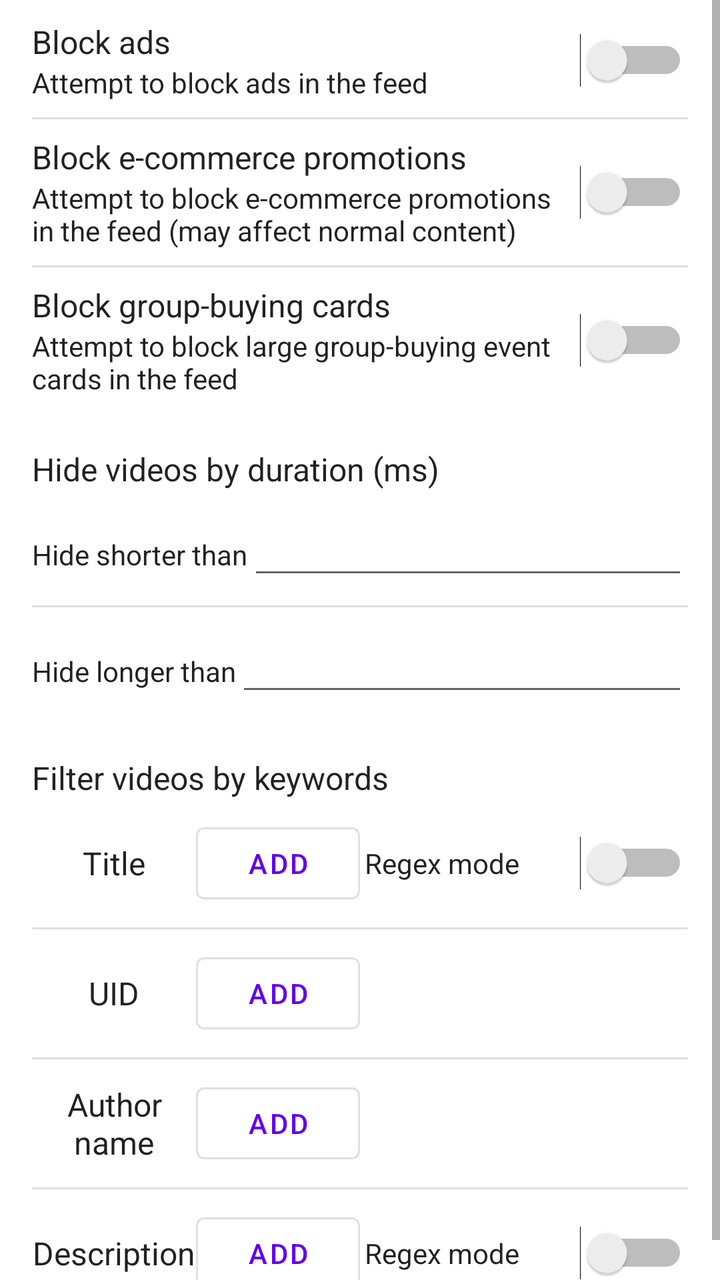
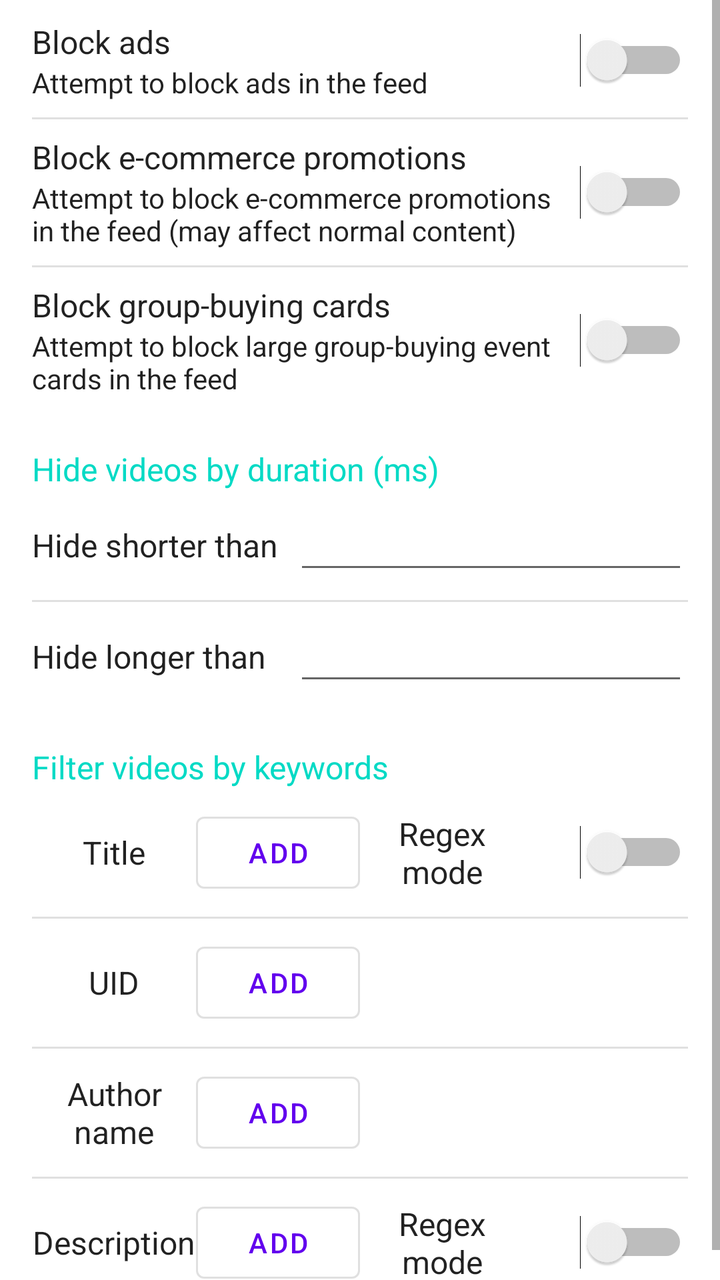

Before-and-after screenshots of an Android layout around one commit, followed by the original layout XML and the change that was made.
<!-- AndroidManifest.xml: application theme Theme.DouyinEnhancer -->
<!-- res/layout/recommended_feed_filter_dialog.xml -->
<?xml version="1.0" encoding="utf-8"?>
<ScrollView xmlns:android="http://schemas.android.com/apk/res/android"
    android:layout_width="match_parent"
    android:layout_height="match_parent">

    <LinearLayout
        android:layout_width="match_parent"
        android:layout_height="wrap_content"
        android:orientation="vertical"
        android:paddingStart="16dp"
        android:paddingEnd="16dp"
        android:paddingTop="10dp"
        android:paddingBottom="10dp">

        <LinearLayout
            android:layout_width="match_parent"
            android:layout_height="wrap_content"
            android:orientation="horizontal"
            android:background="?android:attr/selectableItemBackground"
            android:gravity="center_vertical">

            <LinearLayout
                android:layout_width="0dp"
                android:layout_height="wrap_content"
                android:layout_weight="1"
                android:orientation="vertical">

                <TextView
                    android:layout_width="match_parent"
                    android:layout_height="wrap_content"
                    android:text="@string/recommended_feed_filter_block_ad_title"
                    android:textAppearance="?android:attr/textAppearanceListItem" />

                <TextView
                    android:layout_width="match_parent"
                    android:layout_height="wrap_content"
                    android:text="@string/recommended_feed_filter_block_ad_summary"
                    android:textAppearance="?android:attr/textAppearanceListItemSecondary" />
            </LinearLayout>

            <Switch
                android:id="@+id/switch_hide_ad"
                android:layout_width="wrap_content"
                android:layout_height="wrap_content" />
        </LinearLayout>

        <View
            android:layout_width="match_parent"
            android:layout_height="1dp"
            android:layout_marginTop="8dp"
            android:layout_marginBottom="8dp"
            android:background="?android:attr/listDivider" />

        <LinearLayout
            android:layout_width="match_parent"
            android:layout_height="wrap_content"
            android:orientation="horizontal"
            android:background="?android:attr/selectableItemBackground"
            android:gravity="center_vertical">

            <LinearLayout
                android:layout_width="0dp"
                android:layout_height="wrap_content"
                android:layout_weight="1"
                android:orientation="vertical">

                <TextView
                    android:layout_width="match_parent"
                    android:layout_height="wrap_content"
                    android:text="@string/recommended_feed_filter_block_ecom_aweme_title"
                    android:textAppearance="?android:attr/textAppearanceListItem" />

                <TextView
                    android:layout_width="match_parent"
                    android:layout_height="wrap_content"
                    android:text="@string/recommended_feed_filter_block_ecom_aweme_summary"
                    android:textAppearance="?android:attr/textAppearanceListItemSecondary" />
            </LinearLayout>

            <Switch
                android:id="@+id/switch_hide_ecom_aweme"
                android:layout_width="wrap_content"
                android:layout_height="wrap_content" />
        </LinearLayout>

        <View
            android:layout_width="match_parent"
            android:layout_height="1dp"
            android:layout_marginTop="8dp"
            android:layout_marginBottom="8dp"
            android:background="?android:attr/listDivider" />

        <LinearLayout
            android:layout_width="match_parent"
            android:layout_height="wrap_content"
            android:orientation="horizontal"
            android:background="?android:attr/selectableItemBackground"
            android:gravity="center_vertical">

            <LinearLayout
                android:layout_width="0dp"
                android:layout_height="wrap_content"
                android:layout_weight="1"
                android:orientation="vertical">

                <TextView
                    android:layout_width="match_parent"
                    android:layout_height="wrap_content"
                    android:text="@string/recommended_feed_filter_block_groupon_large_card_title"
                    android:textAppearance="?android:attr/textAppearanceListItem" />

                <TextView
                    android:layout_width="match_parent"
                    android:layout_height="wrap_content"
                    android:text="@string/recommended_feed_filter_block_groupon_large_card_summary"
                    android:textAppearance="?android:attr/textAppearanceListItemSecondary" />
            </LinearLayout>

            <Switch
                android:id="@+id/switch_hide_groupon_large_card"
                android:layout_width="wrap_content"
                android:layout_height="wrap_content" />
        </LinearLayout>

        <View
            android:layout_width="match_parent"
            android:layout_height="1dp"
            android:layout_marginTop="8dp"
            android:layout_marginBottom="8dp" />

        <TextView
            android:layout_width="match_parent"
            android:layout_height="wrap_content"
            android:text="@string/recommended_feed_filter_hide_by_duration_title"
            android:textAppearance="?android:attr/textAppearanceListItem"
            android:layout_marginTop="8dp"
            android:layout_marginBottom="8dp" />

        <LinearLayout
            android:layout_width="match_parent"
            android:layout_height="match_parent"
            android:orientation="horizontal"
            android:background="?android:attr/selectableItemBackground">

            <TextView
                android:layout_width="wrap_content"
                android:layout_height="wrap_content"
                android:text="@string/recommended_feed_filter_hide_by_short_duration"
                android:textAppearance="?android:attr/textAppearanceListItemSecondary" />

            <EditText
                android:id="@+id/edit_short_duration"
                android:layout_width="match_parent"
                android:layout_height="wrap_content"
                android:inputType="number" />
        </LinearLayout>

        <View
            android:layout_width="match_parent"
            android:layout_height="1dp"
            android:layout_marginTop="8dp"
            android:layout_marginBottom="8dp"
            android:background="?android:attr/listDivider" />

        <LinearLayout
            android:layout_width="match_parent"
            android:layout_height="match_parent"
            android:orientation="horizontal"
            android:background="?android:attr/selectableItemBackground">

            <TextView
                android:layout_width="wrap_content"
                android:layout_height="wrap_content"
                android:text="@string/recommended_feed_filter_hide_by_long_duration"
                android:textAppearance="?android:attr/textAppearanceListItemSecondary" />

            <EditText
                android:id="@+id/edit_long_duration"
                android:layout_width="match_parent"
                android:layout_height="wrap_content"
                android:inputType="number" />
        </LinearLayout>

        <View
            android:layout_width="match_parent"
            android:layout_height="1dp"
            android:layout_marginTop="8dp"
            android:layout_marginBottom="8dp" />

        <TextView
            android:layout_width="match_parent"
            android:layout_height="wrap_content"
            android:text="@string/recommended_feed_filter_keywords_title"
            android:textAppearance="?android:attr/textAppearanceListItem"
            android:layout_marginTop="8dp"
            android:layout_marginBottom="8dp" />

        <LinearLayout
            android:layout_width="match_parent"
            android:layout_height="wrap_content"
            android:orientation="vertical">

            <LinearLayout
                android:layout_width="match_parent"
                android:layout_height="wrap_content"
                android:orientation="horizontal"
                android:gravity="center_vertical"
                android:background="?android:attr/selectableItemBackground">

                <TextView
                    android:layout_width="0dp"
                    android:layout_height="wrap_content"
                    android:layout_weight="1"
                    android:gravity="center"
                    android:text="@string/recommended_feed_filter_group_title"
                    android:textAppearance="?android:attr/textAppearanceListItem" />

                <Button
                    android:id="@+id/btn_add_title"
                    android:layout_width="0dp"
                    android:layout_height="wrap_content"
                    android:layout_weight="1"
                    android:text="@string/add"
                    style="?attr/materialButtonOutlinedStyle" />

                <TextView
                    android:layout_width="0dp"
                    android:layout_height="wrap_content"
                    android:layout_weight="1"
                    android:gravity="center"
                    android:text="@string/regex_mode"
                    android:textAppearance="?android:attr/textAppearanceListItemSecondary" />

                <Switch
                    android:id="@+id/switch_title_regex"
                    android:layout_width="0dp"
                    android:layout_height="wrap_content"
                    android:layout_weight="1"
                    android:gravity="center" />
            </LinearLayout>

            <LinearLayout
                android:id="@+id/group_aweme_title"
                android:layout_width="match_parent"
                android:layout_height="wrap_content"
                android:orientation="vertical" />
        </LinearLayout>

        <View
            android:layout_width="match_parent"
            android:layout_height="1dp"
            android:layout_marginTop="8dp"
            android:layout_marginBottom="8dp"
            android:background="?android:attr/listDivider" />

        <LinearLayout
            android:layout_width="match_parent"
            android:layout_height="wrap_content"
            android:orientation="vertical">

            <LinearLayout
                android:layout_width="match_parent"
                android:layout_height="wrap_content"
                android:background="?android:attr/selectableItemBackground"
                android:gravity="center_vertical"
                android:orientation="horizontal">

                <TextView
                    android:layout_width="0dp"
                    android:layout_height="wrap_content"
                    android:layout_weight="1"
                    android:gravity="center"
                    android:text="@string/recommended_feed_filter_group_uid"
                    android:textAppearance="?android:attr/textAppearanceListItem" />

                <Button
                    android:id="@+id/btn_add_uid"
                    android:layout_width="0dp"
                    android:layout_height="wrap_content"
                    android:layout_weight="1"
                    android:text="@string/add"
                    style="?attr/materialButtonOutlinedStyle" />

                <View
                    android:layout_width="0dp"
                    android:layout_height="0dp"
                    android:layout_weight="2" />
            </LinearLayout>

            <LinearLayout
                android:id="@+id/group_author_uid"
                android:layout_width="match_parent"
                android:layout_height="wrap_content"
                android:orientation="vertical" />
        </LinearLayout>

        <View
            android:layout_width="match_parent"
            android:layout_height="1dp"
            android:layout_marginTop="8dp"
            android:layout_marginBottom="8dp"
            android:background="?android:attr/listDivider" />

        <LinearLayout
            android:layout_width="match_parent"
            android:layout_height="wrap_content"
            android:orientation="vertical">

            <LinearLayout
                android:layout_width="match_parent"
                android:layout_height="wrap_content"
                android:orientation="horizontal"
                android:gravity="center_vertical"
                android:background="?android:attr/selectableItemBackground">

                <TextView
                    android:layout_width="0dp"
                    android:layout_height="wrap_content"
                    android:layout_weight="1"
                    android:gravity="center"
                    android:text="@string/recommended_feed_filter_group_author_nickname"
                    android:textAppearance="?android:attr/textAppearanceListItem" />

                <Button
                    android:id="@+id/btn_add_author_nickname"
                    android:layout_width="0dp"
                    android:layout_height="wrap_content"
                    android:layout_weight="1"
                    android:text="@string/add"
                    style="?attr/materialButtonOutlinedStyle" />

                <View
                    android:layout_width="0dp"
                    android:layout_height="0dp"
                    android:layout_weight="2" />
            </LinearLayout>

            <LinearLayout
                android:id="@+id/group_author_nickname"
                android:layout_width="match_parent"
                android:layout_height="wrap_content"
                android:orientation="vertical" />
        </LinearLayout>

        <View
            android:layout_width="match_parent"
            android:layout_height="1dp"
            android:layout_marginTop="8dp"
            android:layout_marginBottom="8dp"
            android:background="?android:attr/listDivider" />

        <LinearLayout
            android:layout_width="match_parent"
            android:layout_height="wrap_content"
            android:orientation="vertical">

            <LinearLayout
                android:layout_width="match_parent"
                android:layout_height="wrap_content"
                android:orientation="horizontal"
                android:gravity="center_vertical"
                android:background="?android:attr/selectableItemBackground">

                <TextView
                    android:layout_width="0dp"
                    android:layout_height="wrap_content"
                    android:layout_weight="1"
                    android:gravity="center"
                    android:text="@string/recommended_feed_filter_group_desc"
                    android:textAppearance="?android:attr/textAppearanceListItem" />

                <Button
                    android:id="@+id/btn_add_desc"
                    android:layout_width="0dp"
                    android:layout_height="wrap_content"
                    android:layout_weight="1"
                    android:text="@string/add"
                    style="?attr/materialButtonOutlinedStyle" />

                <TextView
                    android:layout_width="0dp"
                    android:layout_height="wrap_content"
                    android:layout_weight="1"
                    android:gravity="center"
                    android:text="@string/regex_mode"
                    android:textAppearance="?android:attr/textAppearanceListItemSecondary" />

                <Switch
                    android:id="@+id/switch_desc_regex"
                    android:layout_width="0dp"
                    android:layout_height="wrap_content"
                    android:layout_weight="1"
                    android:gravity="center" />
            </LinearLayout>

            <LinearLayout
                android:id="@+id/group_aweme_desc"
                android:layout_width="match_parent"
                android:layout_height="wrap_content"
                android:orientation="vertical" />
        </LinearLayout>

    </LinearLayout>
</ScrollView>
<!-- resources referenced by this layout -->
<resources>
  <string name="add">Add</string>
  <string name="recommended_feed_filter_block_ad_summary">Attempt to block ads in the feed</string>
  <string name="recommended_feed_filter_block_ad_title">Block ads</string>
  <string name="recommended_feed_filter_block_ecom_aweme_summary">Attempt to block e-commerce promotions in the feed (may affect normal content)</string>
  <string name="recommended_feed_filter_block_ecom_aweme_title">Block e-commerce promotions</string>
  <string name="recommended_feed_filter_block_groupon_large_card_summary">Attempt to block large group-buying event cards in the feed</string>
  <string name="recommended_feed_filter_block_groupon_large_card_title">Block group-buying cards</string>
  <string name="recommended_feed_filter_group_author_nickname">Author name</string>
  <string name="recommended_feed_filter_group_desc">Description</string>
  <string name="recommended_feed_filter_group_title">Title</string>
  <string name="recommended_feed_filter_group_uid">UID</string>
  <string name="recommended_feed_filter_hide_by_duration_title">Hide videos by duration (ms)</string>
  <string name="recommended_feed_filter_hide_by_long_duration">Hide longer than</string>
  <string name="recommended_feed_filter_hide_by_short_duration">Hide shorter than</string>
  <string name="recommended_feed_filter_keywords_title">Filter videos by keywords</string>
  <string name="regex_mode">Regex mode</string>
  <style name="Theme.DouyinEnhancer" parent="Theme.MaterialComponents.DayNight.DarkActionBar">
          
          <item name="colorPrimary">@color/purple_500</item>
          <item name="colorPrimaryVariant">@color/purple_700</item>
          <item name="colorOnPrimary">@color/white</item>
          
          <item name="colorSecondary">@color/teal_200</item>
          <item name="colorSecondaryVariant">@color/teal_700</item>
          <item name="colorOnSecondary">@color/black</item>
          
          <item name="android:statusBarColor">?attr/colorPrimaryVariant</item>
          
      </style>
  <color name="purple_500">#FF6200EE</color>
  <color name="purple_700">#FF3700B3</color>
  <color name="white">#FFFFFFFF</color>
  <color name="teal_200">#FF03DAC5</color>
  <color name="teal_700">#FF018786</color>
  <color name="black">#FF000000</color>
</resources>

<!-- the commit's change to res/layout/recommended_feed_filter_dialog.xml (unified diff, before → after) -->
@@ -132,53 +132,62 @@
             android:layout_width="match_parent"
             android:layout_height="wrap_content"
             android:text="@string/recommended_feed_filter_hide_by_duration_title"
-            android:textAppearance="?android:attr/textAppearanceListItem"
+            android:textAppearance="?android:attr/textAppearanceListItemSmall"
+            android:textColor="?android:attr/colorAccent"
             android:layout_marginTop="8dp"
             android:layout_marginBottom="8dp" />
 
         <LinearLayout
             android:layout_width="match_parent"
-            android:layout_height="match_parent"
+            android:layout_height="wrap_content"
             android:orientation="horizontal"
-            android:background="?android:attr/selectableItemBackground">
+            android:background="?android:attr/selectableItemBackground"
+            android:gravity="center_vertical">
 
             <TextView
-                android:layout_width="wrap_content"
-                android:layout_height="wrap_content"
+                android:layout_width="0dp"
+                android:layout_height="wrap_content"
+                android:layout_weight="2"
                 android:text="@string/recommended_feed_filter_hide_by_short_duration"
-                android:textAppearance="?android:attr/textAppearanceListItemSecondary" />
+                android:textAppearance="?android:attr/textAppearanceListItem" />
 
             <EditText
                 android:id="@+id/edit_short_duration"
-                android:layout_width="match_parent"
-                android:layout_height="wrap_content"
-                android:inputType="number" />
-        </LinearLayout>
-
-        <View
-            android:layout_width="match_parent"
-            android:layout_height="1dp"
-            android:layout_marginTop="8dp"
-            android:layout_marginBottom="8dp"
-            android:background="?android:attr/listDivider" />
-
-        <LinearLayout
-            android:layout_width="match_parent"
-            android:layout_height="match_parent"
+                android:layout_width="0dp"
+                android:layout_height="wrap_content"
+                android:layout_weight="3"
+                android:inputType="number"
+                android:textAppearance="?android:attr/textAppearanceListItem" />
+        </LinearLayout>
+
+        <View
+            android:layout_width="match_parent"
+            android:layout_height="1dp"
+            android:layout_marginTop="8dp"
+            android:layout_marginBottom="8dp"
+            android:background="?android:attr/listDivider" />
+
+        <LinearLayout
+            android:layout_width="match_parent"
+            android:layout_height="wrap_content"
             android:orientation="horizontal"
-            android:background="?android:attr/selectableItemBackground">
+            android:background="?android:attr/selectableItemBackground"
+            android:gravity="center_vertical">
 
             <TextView
-                android:layout_width="wrap_content"
-                android:layout_height="wrap_content"
+                android:layout_width="0dp"
+                android:layout_height="wrap_content"
+                android:layout_weight="2"
                 android:text="@string/recommended_feed_filter_hide_by_long_duration"
-                android:textAppearance="?android:attr/textAppearanceListItemSecondary" />
+                android:textAppearance="?android:attr/textAppearanceListItem" />
 
             <EditText
                 android:id="@+id/edit_long_duration"
-                android:layout_width="match_parent"
-                android:layout_height="wrap_content"
-                android:inputType="number" />
+                android:layout_width="0dp"
+                android:layout_height="wrap_content"
+                android:layout_weight="3"
+                android:inputType="number"
+                android:textAppearance="?android:attr/textAppearanceListItem" />
         </LinearLayout>
 
         <View
@@ -191,7 +200,8 @@
             android:layout_width="match_parent"
             android:layout_height="wrap_content"
             android:text="@string/recommended_feed_filter_keywords_title"
-            android:textAppearance="?android:attr/textAppearanceListItem"
+            android:textAppearance="?android:attr/textAppearanceListItemSmall"
+            android:textColor="?android:attr/colorAccent"
             android:layout_marginTop="8dp"
             android:layout_marginBottom="8dp" />
 
@@ -229,7 +239,7 @@
                     android:layout_weight="1"
                     android:gravity="center"
                     android:text="@string/regex_mode"
-                    android:textAppearance="?android:attr/textAppearanceListItemSecondary" />
+                    android:textAppearance="?android:attr/textAppearanceListItem" />
 
                 <Switch
                     android:id="@+id/switch_title_regex"
@@ -383,7 +393,7 @@
                     android:layout_weight="1"
                     android:gravity="center"
                     android:text="@string/regex_mode"
-                    android:textAppearance="?android:attr/textAppearanceListItemSecondary" />
+                    android:textAppearance="?android:attr/textAppearanceListItem" />
 
                 <Switch
                     android:id="@+id/switch_desc_regex"
